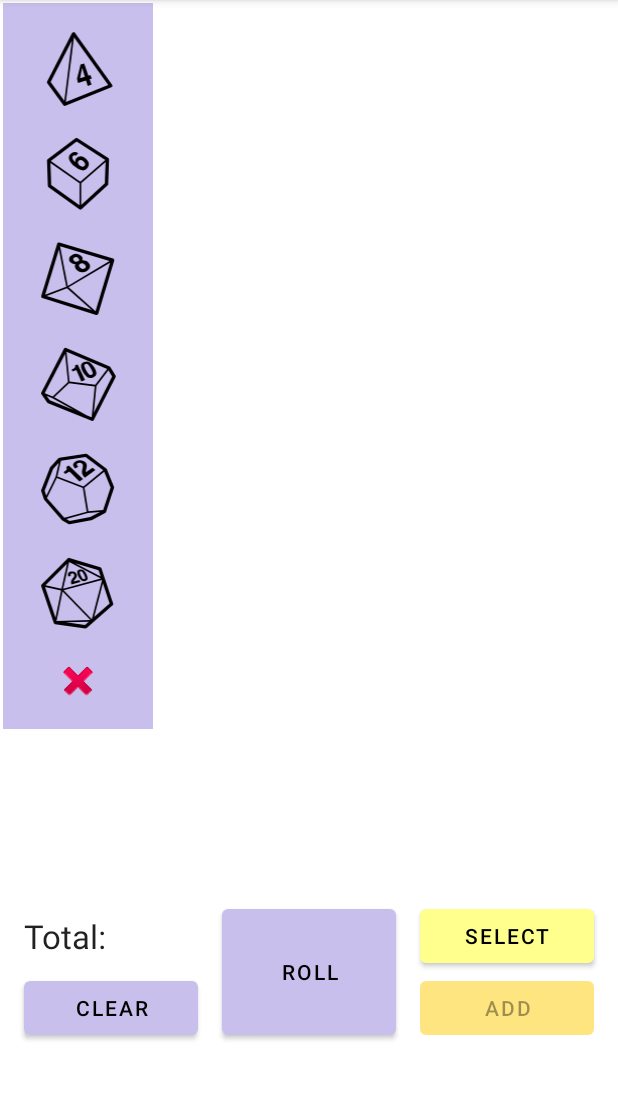
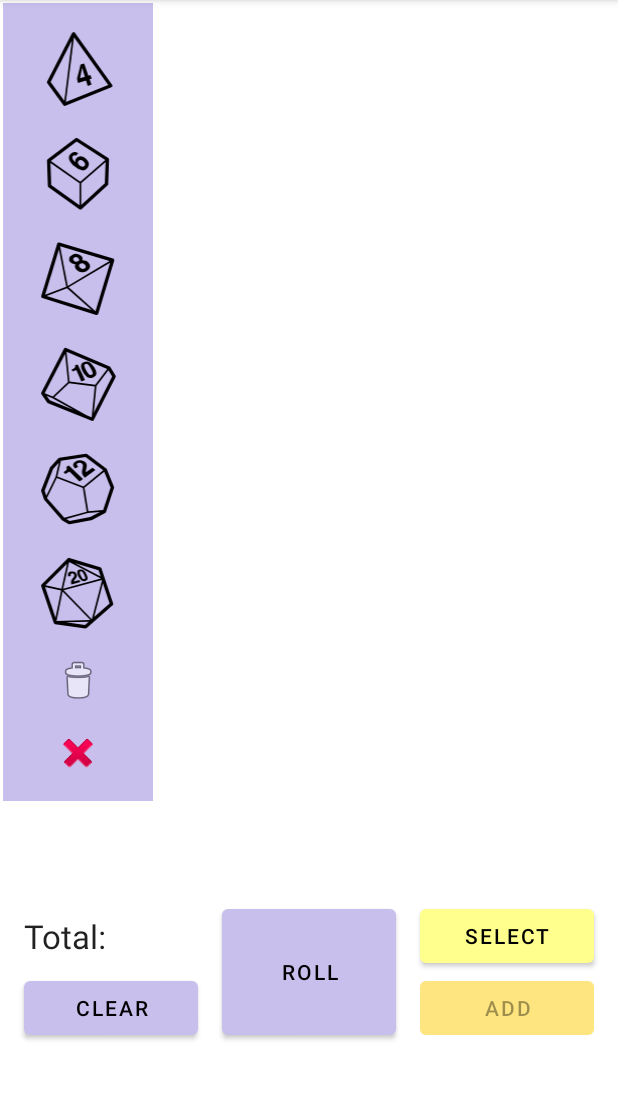
Before and after one commit to LukasH77/Dice2Go, an Android app: the screen it shows after launch (MainActivity), on a phone screen of 412 x 824 dp, the part 84-1184 px from its top. Run offline under Robolectric (Android 15) with nearby library versions, the phone set to English and light mode, and no system bars; our stand-ins replace data binding, navigation-ui.

Commit message:
Removed hold function

```diff
--- a/app/src/main/java/com/example/dice/home/HomeFragment.kt
+++ b/app/src/main/java/com/example/dice/home/HomeFragment.kt
@@ -67,7 +67,7 @@ class HomeFragment : Fragment() {
         val replaceD12Button = binding.ibReplaceD12
         val replaceD20Button = binding.ibReplaceD20
         val removeButton = binding.ibRemove
-        val holdButton = binding.ibHold
+//        val holdButton = binding.ibHold
         val exitButton = binding.ibExit
 
         val addD4Button = binding.ibAddD4
@@ -105,7 +105,7 @@ class HomeFragment : Fragment() {
                 replaceD12Button,
                 replaceD20Button,
                 removeButton,
-                holdButton,
+//                holdButton,
                 exitButton,
                 addButton,
                 selectButton
@@ -197,6 +197,8 @@ class HomeFragment : Fragment() {
 
         addButton.setOnClickListener {
             Die.removeMenus(dieMenu, selectMenu)
+            Die.removeMenus(dieMenu, selectMenu)
+            Die.removeMenus(dieMenu, selectMenu)
             Die.resetBackground(dice as MutableList<Die>)
             for (die in dice) {
                 if (!die.isVisible) {
--- a/app/src/main/res/layout/fragment_home.xml
+++ b/app/src/main/res/layout/fragment_home.xml
@@ -277,14 +277,13 @@
                 android:layout_marginTop="2dp"
                 android:background="?colorPrimary"
                 android:orientation="horizontal"
-                android:visibility="gone"
+                android:visibility="visible"
                 app:layout_constraintBottom_toTopOf="@+id/guideline3"
                 app:layout_constraintEnd_toEndOf="parent"
                 app:layout_constraintHorizontal_bias="0.0"
                 app:layout_constraintStart_toStartOf="parent"
                 app:layout_constraintTop_toTopOf="parent"
-                app:layout_constraintVertical_bias="0.0"
-                tools:visibility="gone">
+                app:layout_constraintVertical_bias="0.0">
 
                 <ImageButton
                     android:id="@+id/ibReplaceD4"
@@ -349,21 +348,21 @@
                     android:layout_height="70dp"
                     android:background="?colorPrimary"
                     android:scaleType="fitCenter"
-                    app:layout_constraintBottom_toTopOf="@+id/ibHold"
-                    app:layout_constraintEnd_toEndOf="@+id/ibHold"
-                    app:layout_constraintStart_toStartOf="@+id/ibHold"
-                    app:srcCompat="@drawable/choose_d20" />
-
-                <ImageButton
-                    android:id="@+id/ibHold"
-                    android:layout_width="0dp"
-                    android:layout_height="wrap_content"
-                    android:layout_marginBottom="16dp"
-                    android:background="?colorPrimary"
                     app:layout_constraintBottom_toTopOf="@+id/ibRemove"
                     app:layout_constraintEnd_toEndOf="@+id/ibRemove"
                     app:layout_constraintStart_toStartOf="@+id/ibRemove"
-                    app:srcCompat="@android:drawable/ic_media_pause" />
+                    app:srcCompat="@drawable/choose_d20" />
+
+<!--                <ImageButton-->
+<!--                    android:id="@+id/ibHold"-->
+<!--                    android:layout_width="0dp"-->
+<!--                    android:layout_height="wrap_content"-->
+<!--                    android:layout_marginBottom="16dp"-->
+<!--                    android:background="?colorPrimary"-->
+<!--                    app:layout_constraintBottom_toTopOf="@+id/ibRemove"-->
+<!--                    app:layout_constraintEnd_toEndOf="@+id/ibRemove"-->
+<!--                    app:layout_constraintStart_toStartOf="@+id/ibRemove"-->
+<!--                    app:srcCompat="@android:drawable/ic_media_pause" />-->
 
                 <ImageButton
                     android:id="@+id/ibRemove"
```
Also changed, not shown: app/src/main/java/com/example/dice/home/Die.kt (+27 -25 lines).
